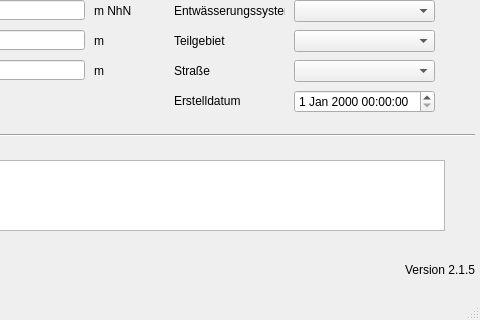
Qt form qkan/importhe/templates/speicher.ui (hoettges/QKan) before a commit; both pictures show x 156 to 636 and y 100 to 420 of the 636 by 420 pixel window.
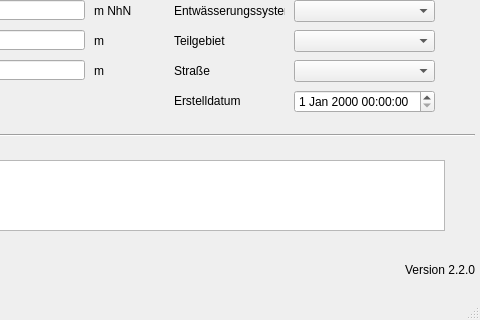
The same form after that commit. Custom widgets are drawn as their Qt base class.

```diff
--- a/qkan/importhe/templates/speicher.ui
+++ b/qkan/importhe/templates/speicher.ui
@@ -361,7 +361,7 @@
      <string>Version QKan Import</string>
     </property>
     <property name="text">
-     <string>Version 2.1.5</string>
+     <string>Version 2.2.0</string>
     </property>
     <property name="alignment">
      <set>Qt::AlignRight|Qt::AlignTrailing|Qt::AlignVCenter</set>
```
